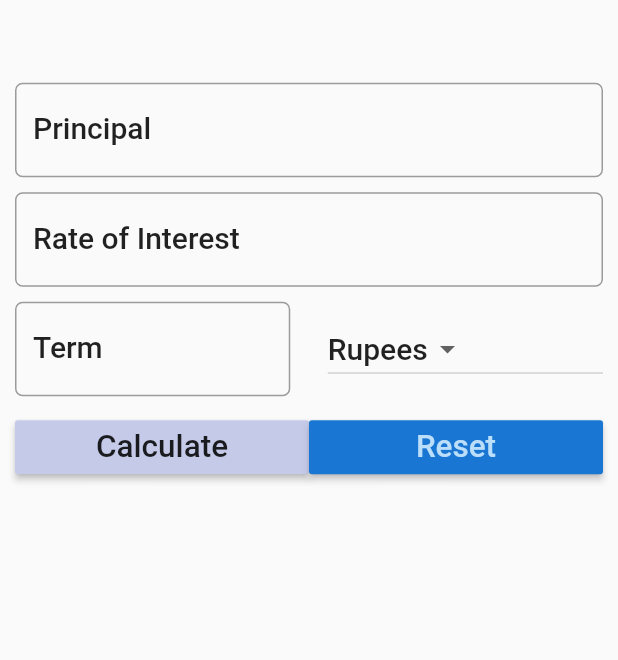
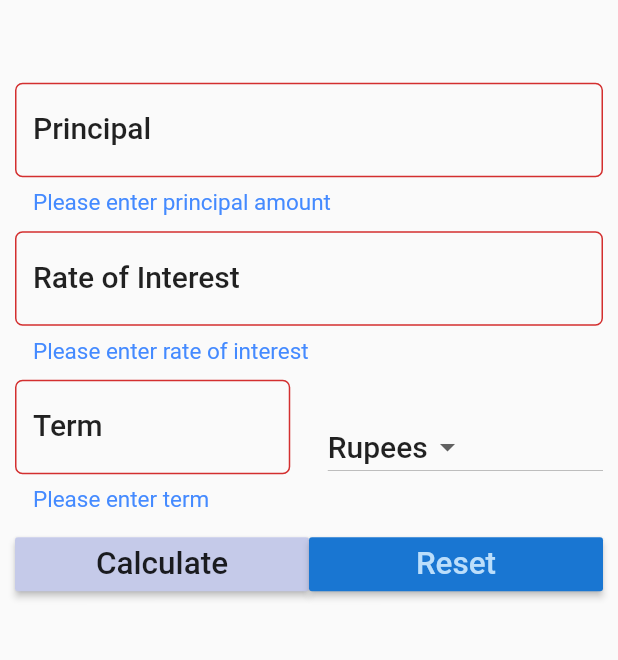
Before and after one commit to web-dev-code-reference/udemy-smartdev-calculator, a Flutter app: the screen it shows after launch, after a tap on "Calculate", on a phone screen of 412 x 824 dp, the part 288-948 px from its top. Run offline on Flutter 3.47's test engine with Material 2 defaults, Android fonts, the phone set to English and light mode, and no system bars.

Commit message:
complete app

```diff
--- a/lib/main.dart
+++ b/lib/main.dart
@@ -1,4 +1,5 @@
 import 'package:flutter/material.dart';
+import 'package:flutter/services.dart';
 
 void main() {
   runApp(MaterialApp(
@@ -16,6 +17,8 @@ class SIForm extends StatefulWidget {
 }
 
 class _SIFormState extends State<SIForm> {
+  var _formKey = GlobalKey<FormState>();
+
   var _currencies = ['Rupees', 'Dollars', 'Pounds'];
   final _minimumPadding = 5.0;
 
@@ -41,8 +44,11 @@ class _SIFormState extends State<SIForm> {
       appBar: AppBar(
         title: new Text('Simple Interest Calculator'),
       ),
-      body: Container(
-        margin: EdgeInsets.all(_minimumPadding * 2),
+      body: Form(
+        key: _formKey,
+        child: Padding(
+            padding: EdgeInsets.all(_minimumPadding * 2),
+            // margin: EdgeInsets.all(_minimumPadding * 2),
             child: ListView(
               children: <Widget>[
                 Center(
@@ -51,14 +57,24 @@ class _SIFormState extends State<SIForm> {
                 Padding(
                   padding: EdgeInsets.only(
                       top: _minimumPadding, bottom: _minimumPadding),
-              child: TextField(
+                  child: TextFormField(
+                    inputFormatters: [
+                      WhitelistingTextInputFormatter.digitsOnly
+                    ],
                     style: textStyle,
                     keyboardType: TextInputType.number,
                     controller: principalController,
+                    validator: (String value) {
+                      if (value.isEmpty) {
+                        return 'Please enter principal amount';
+                      }
+                    },
                     decoration: InputDecoration(
                         labelStyle: textStyle,
                         labelText: 'Principal',
                         hintText: 'Enter Principal e.g. 1200',
+                        errorStyle:
+                            TextStyle(color: Colors.blueAccent, fontSize: 15.0),
                         // labelStyle: textStyle,
                         border: OutlineInputBorder(
                             borderRadius: BorderRadius.circular(5.0))),
@@ -67,14 +83,24 @@ class _SIFormState extends State<SIForm> {
                 Padding(
                   padding: EdgeInsets.only(
                       top: _minimumPadding, bottom: _minimumPadding),
-              child: TextField(
+                  child: TextFormField(
                     style: textStyle,
+                    inputFormatters: [
+                      WhitelistingTextInputFormatter.digitsOnly
+                    ],
                     keyboardType: TextInputType.number,
                     controller: roiController,
+                    validator: (String value) {
+                      if (value.isEmpty) {
+                        return 'Please enter rate of interest';
+                      }
+                    },
                     decoration: InputDecoration(
                         labelStyle: textStyle,
                         labelText: 'Rate of Interest',
                         hintText: 'In Percentage',
+                        errorStyle:
+                            TextStyle(color: Colors.blueAccent, fontSize: 15.0),
                         border: OutlineInputBorder(
                             borderRadius: BorderRadius.circular(5.0))),
                   ),
@@ -85,7 +111,15 @@ class _SIFormState extends State<SIForm> {
                   child: Row(
                     children: <Widget>[
                       Expanded(
-                    child: TextField(
+                        child: TextFormField(
+                          validator: (String value) {
+                            if (value.isEmpty) {
+                              return 'Please enter term';
+                            }
+                          },
+                          inputFormatters: [
+                            WhitelistingTextInputFormatter.digitsOnly
+                          ],
                           style: textStyle,
                           keyboardType: TextInputType.number,
                           controller: termController,
@@ -93,6 +127,8 @@ class _SIFormState extends State<SIForm> {
                               labelStyle: textStyle,
                               labelText: 'Term',
                               hintText: 'Time in Years',
+                              errorStyle: TextStyle(
+                                  color: Colors.blueAccent, fontSize: 15.0),
                               border: OutlineInputBorder(
                                   borderRadius: BorderRadius.circular(5.0))),
                         ),
@@ -134,7 +170,9 @@ class _SIFormState extends State<SIForm> {
                           ),
                           onPressed: () {
                             setState(() {
+                              if (_formKey.currentState.validate()) {
                                 this.displayResult = _calculatTotalReturns();
+                              }
                             });
                           },
                         ),
@@ -165,7 +203,7 @@ class _SIFormState extends State<SIForm> {
                   ),
                 ),
               ],
-        ),
+            )),
       ),
     );
   }
```
Lines whose indentation alone changed are shown as unchanged.
